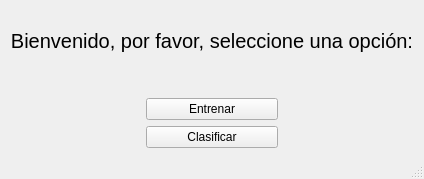
This is Vista/untitled.ui in diegoabdul/Analitica-de-Opiniones as Qt 5 draws it before an edit. The edited form follows.
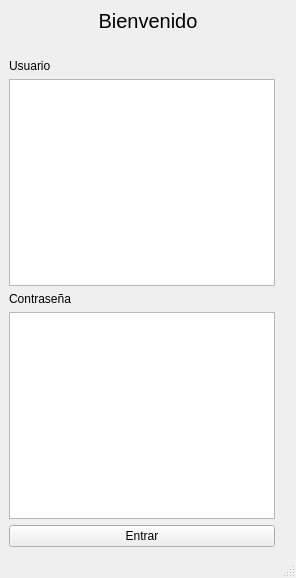
This is the edited form.

```diff
--- a/Vista/untitled.ui
+++ b/Vista/untitled.ui
@@ -9,8 +9,8 @@
    <rect>
     <x>0</x>
     <y>0</y>
-    <width>424</width>
-    <height>179</height>
+    <width>296</width>
+    <height>578</height>
    </rect>
   </property>
   <property name="sizePolicy">
@@ -24,37 +24,6 @@
   </property>
   <widget class="QWidget" name="widget">
    <layout class="QGridLayout" name="gridLayout_2">
-    <item row="3" column="0">
-     <layout class="QHBoxLayout" name="horizontalLayout_4"/>
-    </item>
-    <item row="3" column="2">
-     <layout class="QGridLayout" name="gridLayout">
-      <property name="sizeConstraint">
-       <enum>QLayout::SetMaximumSize</enum>
-      </property>
-     </layout>
-    </item>
-    <item row="2" column="1">
-     <layout class="QHBoxLayout" name="horizontalLayout_6">
-      <item>
-       <layout class="QGridLayout" name="gridLayout_3">
-        <property name="sizeConstraint">
-         <enum>QLayout::SetMaximumSize</enum>
-        </property>
-        <item row="0" column="0">
-         <widget class="QPushButton" name="btn_entrenar">
-          <property name="cursor">
-           <cursorShape>PointingHandCursor</cursorShape>
-          </property>
-          <property name="text">
-           <string>Entrenar</string>
-          </property>
-         </widget>
-        </item>
-       </layout>
-      </item>
-     </layout>
-    </item>
     <item row="0" column="0" colspan="3">
      <layout class="QVBoxLayout" name="verticalLayout">
       <item>
@@ -65,7 +34,7 @@
          </font>
         </property>
         <property name="text">
-         <string>Bienvenido, por favor, seleccione una opción:</string>
+         <string>Bienvenido</string>
         </property>
         <property name="alignment">
          <set>Qt::AlignCenter</set>
@@ -74,33 +43,55 @@
       </item>
      </layout>
     </item>
-    <item row="2" column="2">
-     <layout class="QHBoxLayout" name="horizontalLayout_7"/>
+    <item row="3" column="0">
+     <layout class="QHBoxLayout" name="horizontalLayout_5">
+      <item>
+       <widget class="QPlainTextEdit" name="textoUsuario"/>
+      </item>
+     </layout>
     </item>
-    <item row="3" column="1">
+    <item row="5" column="1">
      <layout class="QHBoxLayout" name="horizontalLayout_3">
       <item>
        <layout class="QGridLayout" name="gridLayout_4">
         <item row="0" column="0">
-         <layout class="QGridLayout" name="gridLayout_5">
-          <item row="0" column="0">
-           <widget class="QPushButton" name="btn_clasificar">
-            <property name="cursor">
-             <cursorShape>PointingHandCursor</cursorShape>
-            </property>
-            <property name="text">
-             <string>Clasificar</string>
-            </property>
-           </widget>
-          </item>
-         </layout>
+         <layout class="QGridLayout" name="gridLayout_5"/>
         </item>
        </layout>
       </item>
      </layout>
     </item>
-    <item row="2" column="0">
-     <layout class="QHBoxLayout" name="horizontalLayout_5"/>
+    <item row="5" column="0">
+     <layout class="QHBoxLayout" name="horizontalLayout_4">
+      <item>
+       <widget class="QPlainTextEdit" name="textoContrasena"/>
+      </item>
+     </layout>
+    </item>
+    <item row="3" column="1">
+     <layout class="QHBoxLayout" name="horizontalLayout_6">
+      <item>
+       <layout class="QGridLayout" name="gridLayout_3">
+        <property name="sizeConstraint">
+         <enum>QLayout::SetMaximumSize</enum>
+        </property>
+       </layout>
+      </item>
+     </layout>
+    </item>
+    <item row="5" column="2">
+     <layout class="QGridLayout" name="gridLayout">
+      <property name="sizeConstraint">
+       <enum>QLayout::SetMaximumSize</enum>
+      </property>
+     </layout>
+    </item>
+    <item row="4" column="0">
+     <widget class="QLabel" name="label_3">
+      <property name="text">
+       <string>Contraseña</string>
+      </property>
+     </widget>
     </item>
     <item row="1" column="0" colspan="3">
      <spacer name="horizontalSpacer">
@@ -115,6 +106,26 @@
       </property>
      </spacer>
     </item>
+    <item row="6" column="0">
+     <widget class="QPushButton" name="btn_entrar">
+      <property name="cursor">
+       <cursorShape>PointingHandCursor</cursorShape>
+      </property>
+      <property name="text">
+       <string>Entrar</string>
+      </property>
+     </widget>
+    </item>
+    <item row="3" column="2">
+     <layout class="QHBoxLayout" name="horizontalLayout_7"/>
+    </item>
+    <item row="2" column="0">
+     <widget class="QLabel" name="label_2">
+      <property name="text">
+       <string>Usuario</string>
+      </property>
+     </widget>
+    </item>
    </layout>
   </widget>
   <widget class="QMenuBar" name="menubar">
```
Left out of the diff: 2 changed lines with no effect on the pictures.
